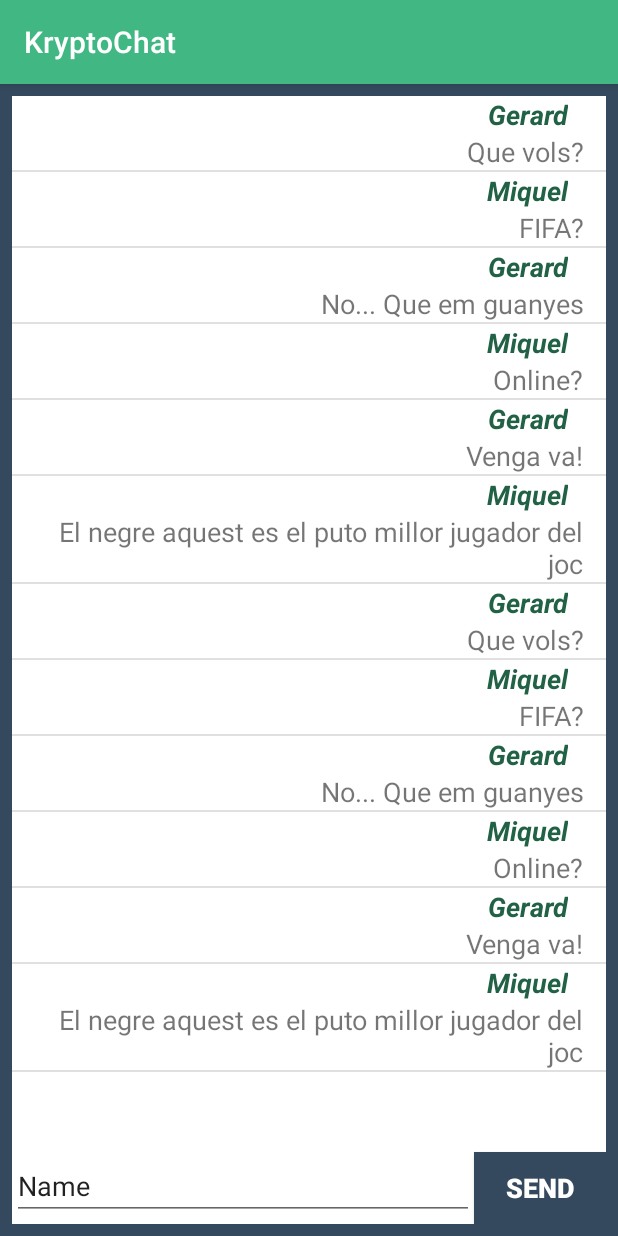
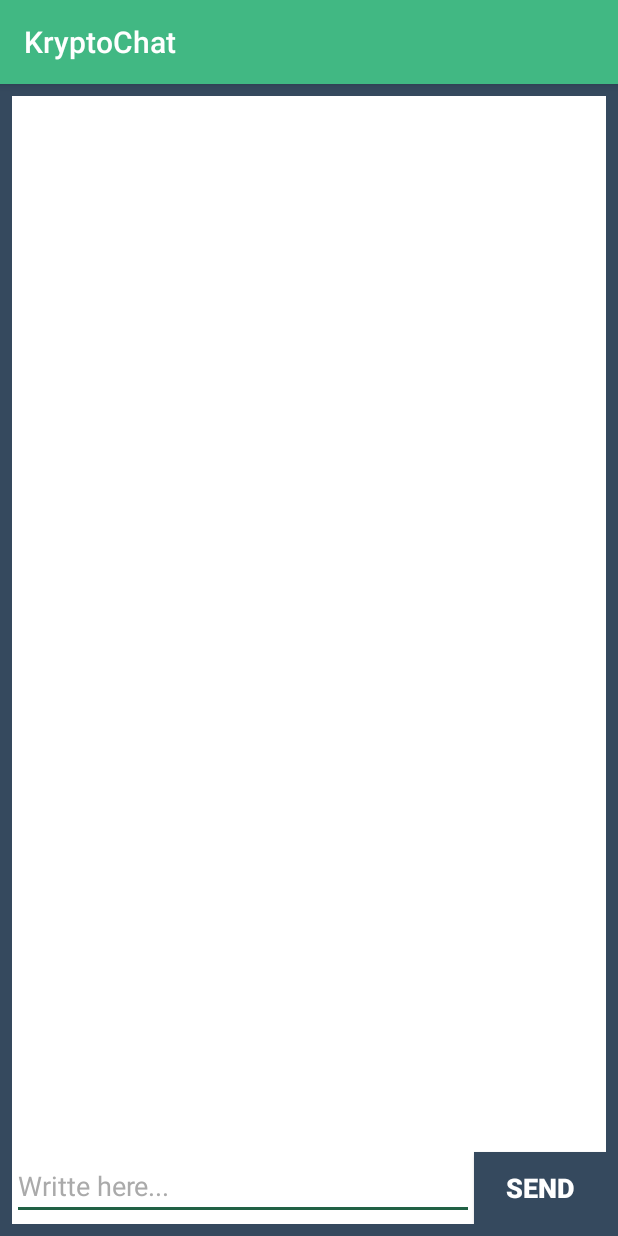
Before and after one commit to PIIZH/Albiol_Gimenez_Projecte_M09UF1_Krypto, an Android app: the ChatActivity screen opened directly, with no data from a screen before it, on a phone screen of 412 x 824 dp. Run offline under Robolectric (Android 15) with nearby library versions, the phone set to English and light mode, and no system bars; our stand-ins replace ButterKnife.

Commit message:
- static array changed by ArrayList<String> - Serious issue with Intent fixed - added setters to User class

```diff
--- a/app/src/main/java/com/example/miquelgimenez/albiol_gimenez_projecte_m09uf1/Controller/ListChatAdapter.java
+++ b/app/src/main/java/com/example/miquelgimenez/albiol_gimenez_projecte_m09uf1/Controller/ListChatAdapter.java
@@ -10,24 +10,20 @@ import android.widget.TextView;
 
 import com.example.miquelgimenez.albiol_gimenez_projecte_m09uf1.R;
 
+import java.util.ArrayList;
+
 /**
  * Created by gerard on 11/04/17.
  */
 
 public class ListChatAdapter extends BaseAdapter {
 
-    Activity context;
-    String[] user;
-    String[] message;
+    private Activity context;
+    private ArrayList<String> user;
+    private ArrayList<String> message;
 
-    /**
-     * Constructor Custom ListView
-     *
-     * @param   {Activity}  context
-     * @param   {String[]}  user
-     * @param   {String[]}  message
-     */
-    public ListChatAdapter(Activity context, String[] user, String[] message) {
+
+    public ListChatAdapter(Activity context, ArrayList<String> user, ArrayList<String> message) {
         super();
         this.context = context;
         this.user = user;
@@ -36,7 +32,7 @@ public class ListChatAdapter extends BaseAdapter {
 
     @Override
     public int getCount() {
-        return user.length;
+        return user.size();
     }
 
     @Override
@@ -72,13 +68,14 @@ public class ListChatAdapter extends BaseAdapter {
             holder = (ViewHolder) convertView.getTag();
         }
 
-        holder.txtViewUser.setText(user[position]);
-        holder.txtViewBody.setText(message[position]);
+        holder.txtViewUser.setText(user.get(position));
+        holder.txtViewBody.setText(message.get(position));
 
-        if(!user[position].equals("gerard")) {
-            holder.txtViewUser.setGravity(Gravity.LEFT);
-            holder.txtViewBody.setGravity(Gravity.LEFT);
-        }
+//        TODO: no funciona el canvi d'alineacio, fer un altre xml amb el text a l'altra banda?
+//        if(!user.get(position).equals("gerard")) {
+//            holder.txtViewUser.setTextAlignment(View.TEXT_ALIGNMENT_TEXT_END);
+//            holder.txtViewBody.setTextAlignment(View.TEXT_ALIGNMENT_TEXT_END);
+//        }
 
         return convertView;
     }
--- a/app/src/main/java/com/example/miquelgimenez/albiol_gimenez_projecte_m09uf1/View/ChatActivity.java
+++ b/app/src/main/java/com/example/miquelgimenez/albiol_gimenez_projecte_m09uf1/View/ChatActivity.java
@@ -4,6 +4,7 @@ package com.example.miquelgimenez.albiol_gimenez_projecte_m09uf1.View;
 import android.content.Intent;
 import android.os.Bundle;
 import android.support.v7.app.AppCompatActivity;
+import android.view.View;
 import android.widget.Button;
 import android.widget.EditText;
 import android.widget.ListAdapter;
@@ -13,8 +14,11 @@ import com.example.miquelgimenez.albiol_gimenez_projecte_m09uf1.Controller.ListC
 import com.example.miquelgimenez.albiol_gimenez_projecte_m09uf1.Controller.User;
 import com.example.miquelgimenez.albiol_gimenez_projecte_m09uf1.R;
 
+import java.util.ArrayList;
+
 import butterknife.BindView;
 import butterknife.ButterKnife;
+import butterknife.OnClick;
 
 /**
  * Created by gerard on 30/03/17.
@@ -25,13 +29,13 @@ public class ChatActivity extends AppCompatActivity {
     @BindView(R.id.btnSend) Button send;
     @BindView(R.id.chatList) ListView chatList;
 
-    ListChatAdapter chatAdapter;
-    Intent obtainIntent = getIntent();
-    User newUser;
+//    User newUser = new User();
+    public ListChatAdapter chatAdapter;
+    public String username;
+    public String roomChat;
 
-    //TODO: arrays de mostra, borrar en un futur
-    private final static String name[] = {"Gerard","Miquel","Gerard","Miquel","Gerard","Miquel","Gerard","Miquel","Gerard","Miquel","Gerard","Miquel"};
-    private final static String body[] = {"Que vols?","FIFA?","No... Que em guanyes","Online?","Venga va!","El negre aquest es el puto millor jugador del joc","Que vols?","FIFA?","No... Que em guanyes","Online?","Venga va!","El negre aquest es el puto millor jugador del joc"};
+    protected ArrayList<String> name = new ArrayList<>();
+    protected ArrayList<String> body = new ArrayList<>();
 
     @Override
     protected void onCreate(Bundle savedInstanceState) {
@@ -40,16 +44,48 @@ public class ChatActivity extends AppCompatActivity {
 
         ButterKnife.bind(this);
 
-        //TODO: demoment el fem amb la sala per defecte, 'dam'
-        if(obtainIntent!=null) {
-            newUser = new User(obtainIntent.getStringExtra("name"),"dam");
+        Intent obtainIntent = getIntent();
+
+        if(obtainIntent != null) {
+            username = obtainIntent.getStringExtra(MainActivity.extraUsername);
+//            roomChat = obtainIntent.getStringExtra(MainActivity.extraChatRoom);
+            roomChat = "dam";
+
+            //TODO: realment es necesari?  Deixar demoment per si al fer el server ens cal
+////            newUser = new User(obtainIntent.getStringExtra("name"),"dam");
+//            newUser.setUsername(obtainIntent.getStringExtra("name"));
+////            newUser.setRoomChat(obtainIntent.getStringExtra("room"));
+//            newUser.setRoomChat("dam");
         }
+
+        updateChat();
+
+    }
+
+    /**
+     * Update the adapter
+     */
+    private void updateChat() {
 
         chatAdapter = new ListChatAdapter(this, name, body);
         chatList.setAdapter(chatAdapter);
 
+    }
 
+    /**
+     * Click event to send the message
+     *
+     * @param   {View}  view
+     */
+    @OnClick(R.id.btnSend)
+    public void sendMessage(View view) {
 
+        name.add(username);
+        body.add(message.getText().toString());
+
+        message.setText("");
+
+        updateChat();
 
     }
 }
--- a/app/src/main/res/layout/chat_activity.xml
+++ b/app/src/main/res/layout/chat_activity.xml
@@ -45,9 +45,11 @@
             android:layout_alignTop="@+id/btnSend"
             android:layout_toStartOf="@+id/btnSend"
             android:ems="10"
+            android:hint="Writte here..."
             android:inputType="textPersonName"
-            android:text="Name"
-            android:textAlignment="textStart" />
+            android:textAlignment="textStart"
+            android:textColor="@android:color/black"
+            android:textColorHint="@android:color/darker_gray" />
     </RelativeLayout>
 
 </RelativeLayout>
```
Also changed, not shown: app/src/main/java/com/example/miquelgimenez/albiol_gimenez_projecte_m09uf1/Controller/User.java (+10 -0 lines), app/src/main/java/com/example/miquelgimenez/albiol_gimenez_projecte_m09uf1/View/MainActivity.java (+6 -3 lines).
